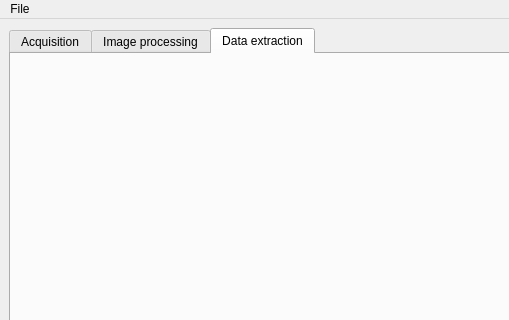
Qt form src/CellSorter/gui/mainwindow.ui (mortbopet/RTOC) before a commit; both pictures show x 0 to 509 and y 0 to 320 of the 800 by 600 pixel window.
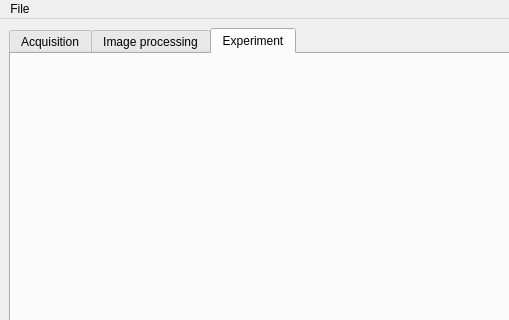
The same form after that commit. The open tabs and pages were chosen to show the change.

Commit message: Create layout for ExperimentSetup widget

What changed in the file:
```diff
--- a/src/CellSorter/gui/mainwindow.ui
+++ b/src/CellSorter/gui/mainwindow.ui
@@ -172,7 +172,7 @@
       </widget>
       <widget class="QWidget" name="tab">
        <attribute name="title">
-        <string>Data extraction</string>
+        <string>Experiment</string>
        </attribute>
       </widget>
      </widget>
```
Left out of the diff: 7 changed lines with no effect on the pictures. The commit also changes 10 other files.
